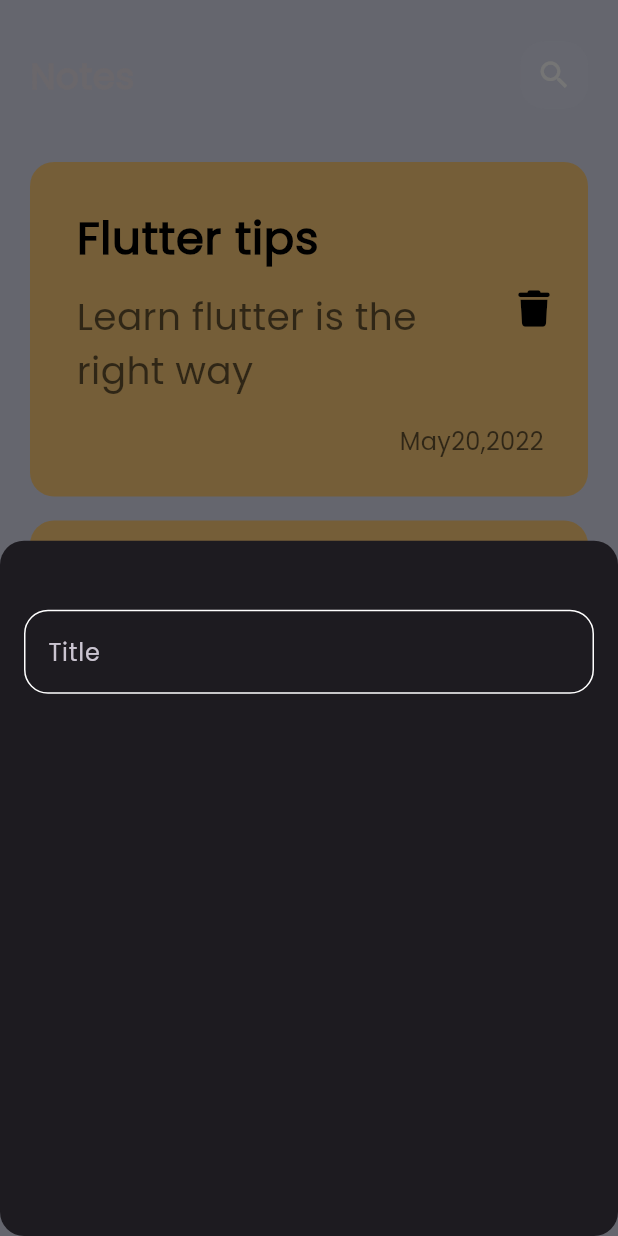
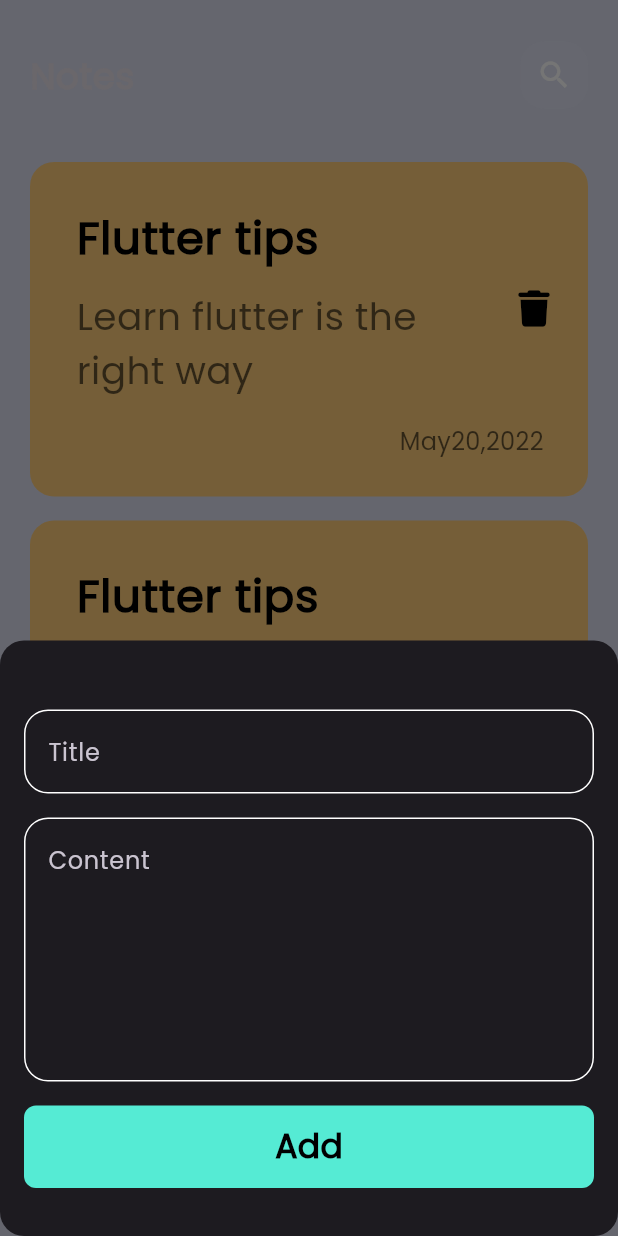
Before and after one commit to AymnShaban/notes_app, a Flutter app: the screen it shows after launch, after a tap on the "add" icon, on a phone screen of 412 x 824 dp. Run offline on Flutter 3.47's test engine with Material 3 defaults, Android fonts, the phone set to English and light mode, and no system bars; our stand-ins replace font_awesome_flutter.

Commit message:
create button and finish notes button sheet

```diff
--- a/lib/widgets/add_note_button_sheet.dart
+++ b/lib/widgets/add_note_button_sheet.dart
@@ -1,4 +1,5 @@
 import 'package:flutter/material.dart';
+import 'package:notes_app/widgets/custom_button.dart';
 
 import 'custom_text_field.dart';
 
@@ -9,13 +10,18 @@ class AddNoteButtonSheet extends StatelessWidget {
   Widget build(BuildContext context) {
     return const Padding(
       padding: EdgeInsets.all(16.0),
-      child: Column(
-        children: [
-          SizedBox(height: 30),
-          CustomTextField(
-            hint: 'Title',
-          ),
-        ],
+      child: SingleChildScrollView(
+        child: Column(
+          children: [
+            SizedBox(height: 30),
+            CustomTextField(hint: 'Title'),
+            SizedBox(height: 16),
+            CustomTextField(hint: 'Content', maxLines: 6),
+            SizedBox(height: 16),
+            CustomButton(),
+            SizedBox(height: 16),
+          ],
+        ),
       ),
     );
   }
--- /dev/null
+++ b/lib/widgets/custom_button.dart
@@ -0,0 +1,30 @@
+import 'package:flutter/material.dart';
+import 'package:notes_app/constant.dart';
+import 'package:notes_app/widgets/custom_text.dart';
+
+class CustomButton extends StatelessWidget {
+  const CustomButton({super.key});
+
+  @override
+  Widget build(BuildContext context) {
+    return GestureDetector(
+      onTap: (){},
+      child: Container(
+        height: 55,
+        width: MediaQuery.of(context).size.width,
+        decoration: BoxDecoration(
+          color: kPrimaryColor,
+          borderRadius: BorderRadius.circular(8),
+        ),
+        child: Center(
+          child: CustomText(
+            text: 'Add',
+            fontSize: 22,
+            fontWeight: FontWeight.bold,
+            color: Colors.black,
+          ),
+        ),
+      ),
+    );
+  }
+}
```
